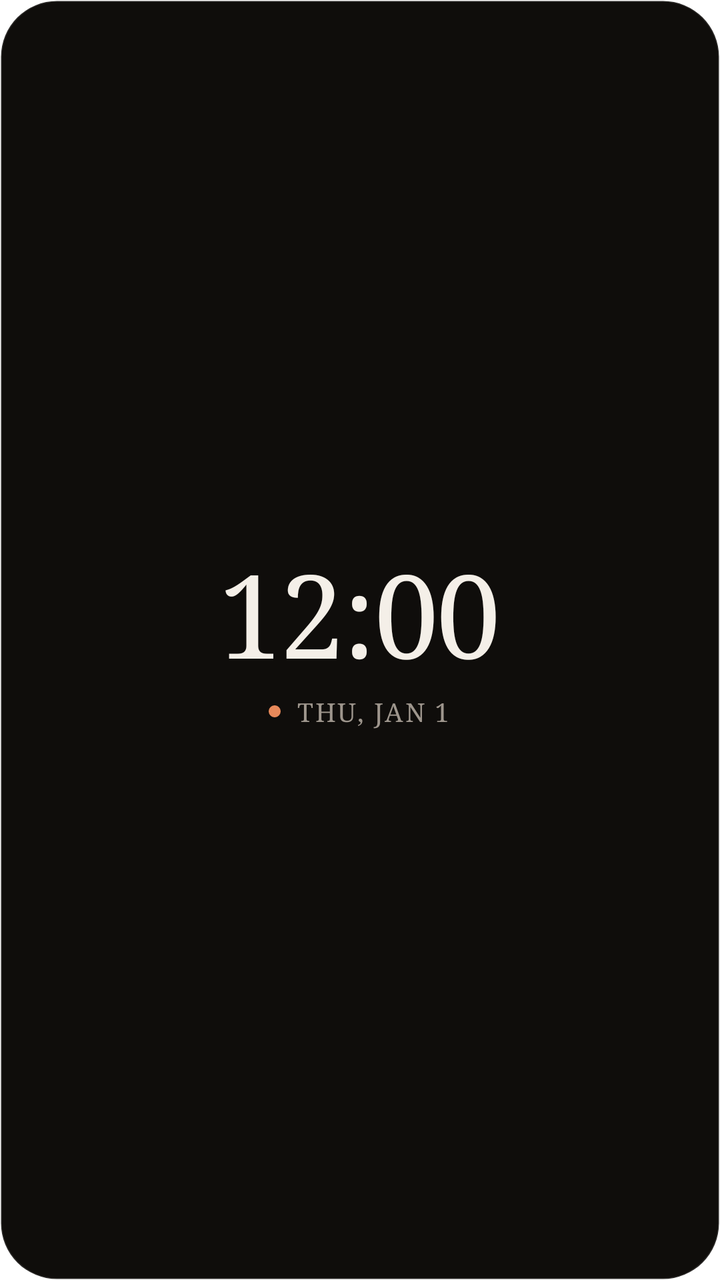
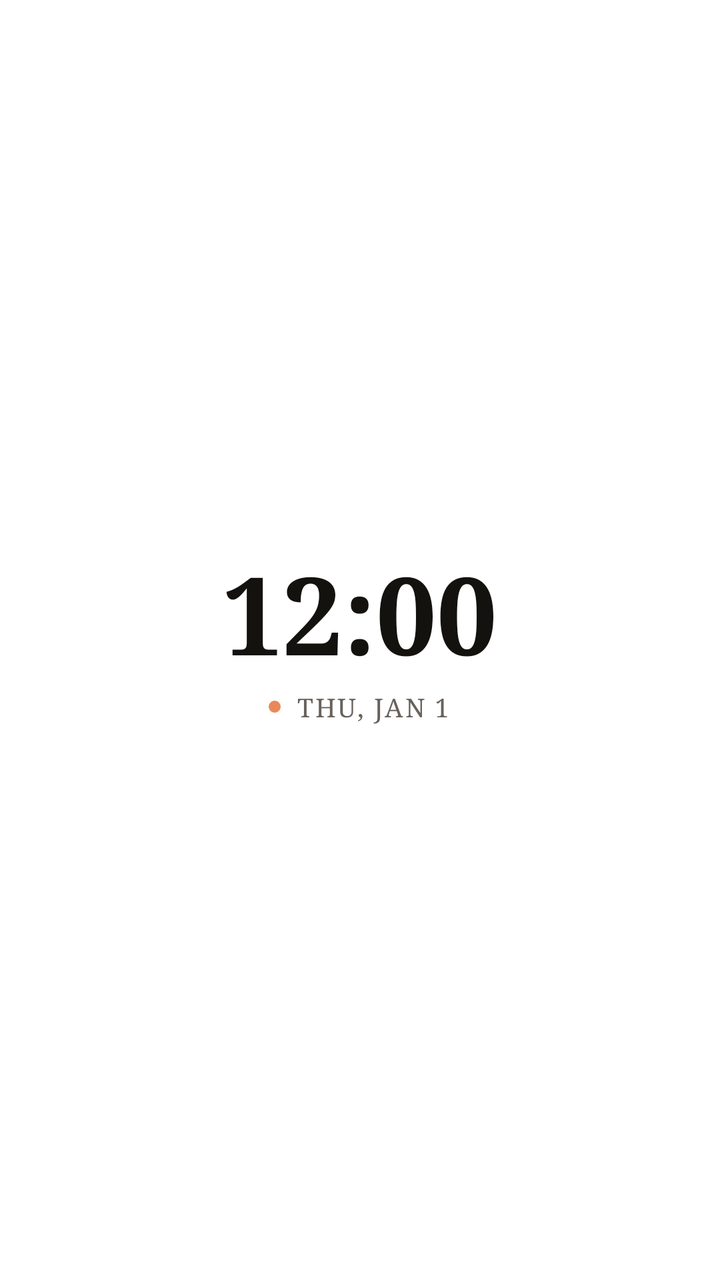

Before-and-after screenshots of an Android layout around one commit, followed by the original layout XML and the change that was made.
<!-- AndroidManifest.xml: fallback theme Theme.MaterialComponents.DayNight.NoActionBar -->
<!-- res/layout/widget_clock_monolith_serif.xml -->
<?xml version="1.0" encoding="utf-8"?>
<LinearLayout xmlns:android="http://schemas.android.com/apk/res/android"
    android:id="@+id/widget_root"
    android:layout_width="match_parent"
    android:layout_height="match_parent"
    android:orientation="vertical"
    android:gravity="center"
    android:padding="20dp"
    android:background="@drawable/widget_background_dark">

    <TextClock
        android:id="@+id/clock_time"
        android:layout_width="wrap_content"
        android:layout_height="wrap_content"
        android:format12Hour="hh:mm"
        android:format24Hour="HH:mm"
        android:textSize="58sp"
        android:fontFamily="serif"
        android:textColor="#F4EFE8"
        android:letterSpacing="-0.02"
        android:includeFontPadding="false" />

    <LinearLayout
        android:layout_width="wrap_content"
        android:layout_height="wrap_content"
        android:orientation="horizontal"
        android:gravity="center_vertical"
        android:layout_marginTop="4dp">

        <ImageView
            android:id="@+id/clock_dot"
            android:layout_width="6dp"
            android:layout_height="6dp"
            android:background="@drawable/widget_pill_accent"
            android:layout_marginEnd="8dp" />

        <TextClock
            android:id="@+id/clock_date"
            android:layout_width="wrap_content"
            android:layout_height="wrap_content"
            android:format12Hour="EEE, MMM d"
            android:format24Hour="EEE, d MMM"
            android:textSize="13sp"
            android:fontFamily="serif"
            android:textColor="#9E968D"
            android:letterSpacing="0.06"
            android:textAllCaps="true" />
    </LinearLayout>
</LinearLayout>
<!-- resources referenced by this layout -->
<resources>
  <!-- drawable widget_background_dark (drawable) -->
  <?xml version="1.0" encoding="utf-8"?>
  <shape xmlns:android="http://schemas.android.com/apk/res/android"
      android:shape="rectangle">
      <solid android:color="#0F0D0B" />
      <corners android:radius="28dp" />
      <stroke android:width="1dp" android:color="#1FFFFFFF" />
  </shape>
  <!-- drawable widget_pill_accent (drawable) -->
  <?xml version="1.0" encoding="utf-8"?>
  <shape xmlns:android="http://schemas.android.com/apk/res/android"
      android:shape="rectangle">
      <solid android:color="#E8895A" />
      <corners android:radius="999dp" />
  </shape>
</resources>

<!-- the commit's change to res/layout/widget_clock_monolith_serif.xml (unified diff, before → after) -->
@@ -1,49 +1,59 @@
 <?xml version="1.0" encoding="utf-8"?>
-<LinearLayout xmlns:android="http://schemas.android.com/apk/res/android"
+<FrameLayout xmlns:android="http://schemas.android.com/apk/res/android"
     android:id="@+id/widget_root"
     android:layout_width="match_parent"
-    android:layout_height="match_parent"
-    android:orientation="vertical"
-    android:gravity="center"
-    android:padding="20dp"
-    android:background="@drawable/widget_background_dark">
+    android:layout_height="match_parent">
 
-    <TextClock
-        android:id="@+id/clock_time"
-        android:layout_width="wrap_content"
-        android:layout_height="wrap_content"
-        android:format12Hour="hh:mm"
-        android:format24Hour="HH:mm"
-        android:textSize="58sp"
-        android:fontFamily="serif"
-        android:textColor="#F4EFE8"
-        android:letterSpacing="-0.02"
-        android:includeFontPadding="false" />
+    <ImageView
+        android:id="@+id/widget_bg"
+        android:layout_width="match_parent"
+        android:layout_height="match_parent"
+        android:scaleType="fitXY" />
 
     <LinearLayout
-        android:layout_width="wrap_content"
-        android:layout_height="wrap_content"
-        android:orientation="horizontal"
-        android:gravity="center_vertical"
-        android:layout_marginTop="4dp">
-
-        <ImageView
-            android:id="@+id/clock_dot"
-            android:layout_width="6dp"
-            android:layout_height="6dp"
-            android:background="@drawable/widget_pill_accent"
-            android:layout_marginEnd="8dp" />
+        android:layout_width="match_parent"
+        android:layout_height="match_parent"
+        android:orientation="vertical"
+        android:gravity="center"
+        android:padding="16dp">
 
         <TextClock
-            android:id="@+id/clock_date"
+            android:id="@+id/clock_time"
             android:layout_width="wrap_content"
             android:layout_height="wrap_content"
-            android:format12Hour="EEE, MMM d"
-            android:format24Hour="EEE, d MMM"
-            android:textSize="13sp"
+            android:format12Hour="hh:mm"
+            android:format24Hour="HH:mm"
+            android:textSize="54sp"
             android:fontFamily="serif"
-            android:textColor="#9E968D"
-            android:letterSpacing="0.06"
-            android:textAllCaps="true" />
+            android:textStyle="bold"
+            android:textColor="#14120E"
+            android:includeFontPadding="false" />
+
+        <LinearLayout
+            android:layout_width="wrap_content"
+            android:layout_height="wrap_content"
+            android:orientation="horizontal"
+            android:gravity="center_vertical"
+            android:layout_marginTop="4dp">
+
+            <ImageView
+                android:id="@+id/clock_dot"
+                android:layout_width="6dp"
+                android:layout_height="6dp"
+                android:background="@drawable/widget_pill_accent"
+                android:layout_marginEnd="8dp" />
+
+            <TextClock
+                android:id="@+id/clock_date"
+                android:layout_width="wrap_content"
+                android:layout_height="wrap_content"
+                android:format12Hour="EEE, MMM d"
+                android:format24Hour="EEE, d MMM"
+                android:textSize="13sp"
+                android:fontFamily="serif"
+                android:textColor="#68625B"
+                android:letterSpacing="0.06"
+                android:textAllCaps="true" />
+        </LinearLayout>
     </LinearLayout>
-</LinearLayout>
+</FrameLayout>
<!-- resource entries referenced after the edit -->
@@ -1,13 +1,5 @@
 <!-- resources referenced by this layout -->
 <resources>
-  <!-- drawable widget_background_dark (drawable) -->
-  <?xml version="1.0" encoding="utf-8"?>
-  <shape xmlns:android="http://schemas.android.com/apk/res/android"
-      android:shape="rectangle">
-      <solid android:color="#0F0D0B" />
-      <corners android:radius="28dp" />
-      <stroke android:width="1dp" android:color="#1FFFFFFF" />
-  </shape>
   <!-- drawable widget_pill_accent (drawable) -->
   <?xml version="1.0" encoding="utf-8"?>
   <shape xmlns:android="http://schemas.android.com/apk/res/android"
